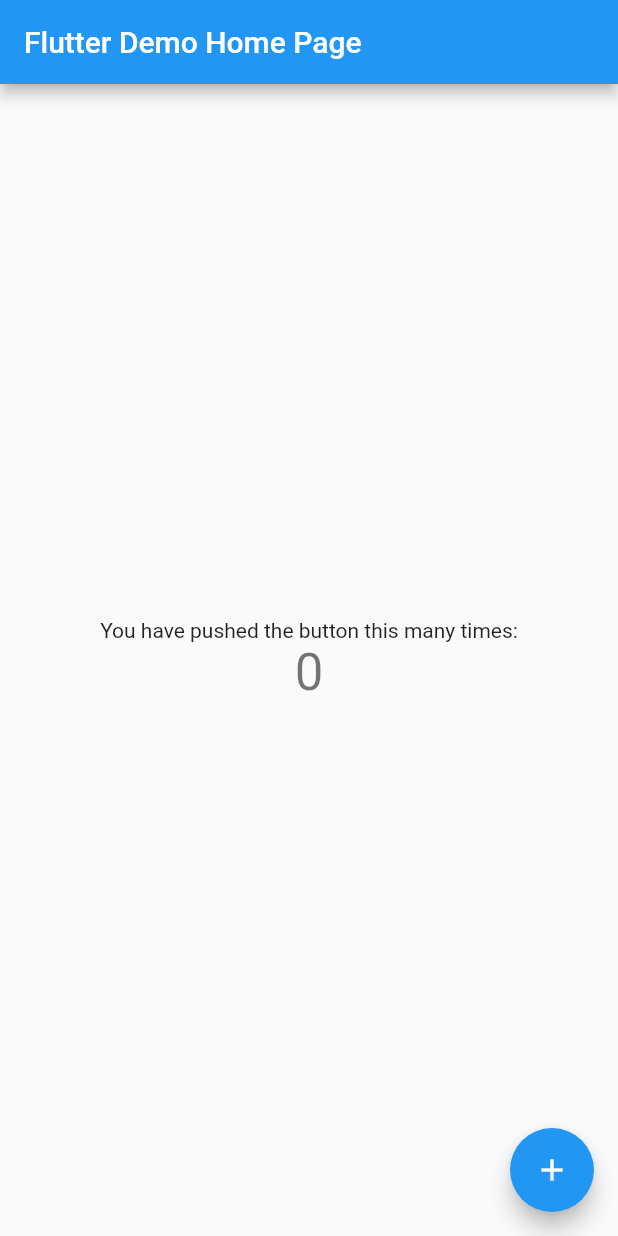
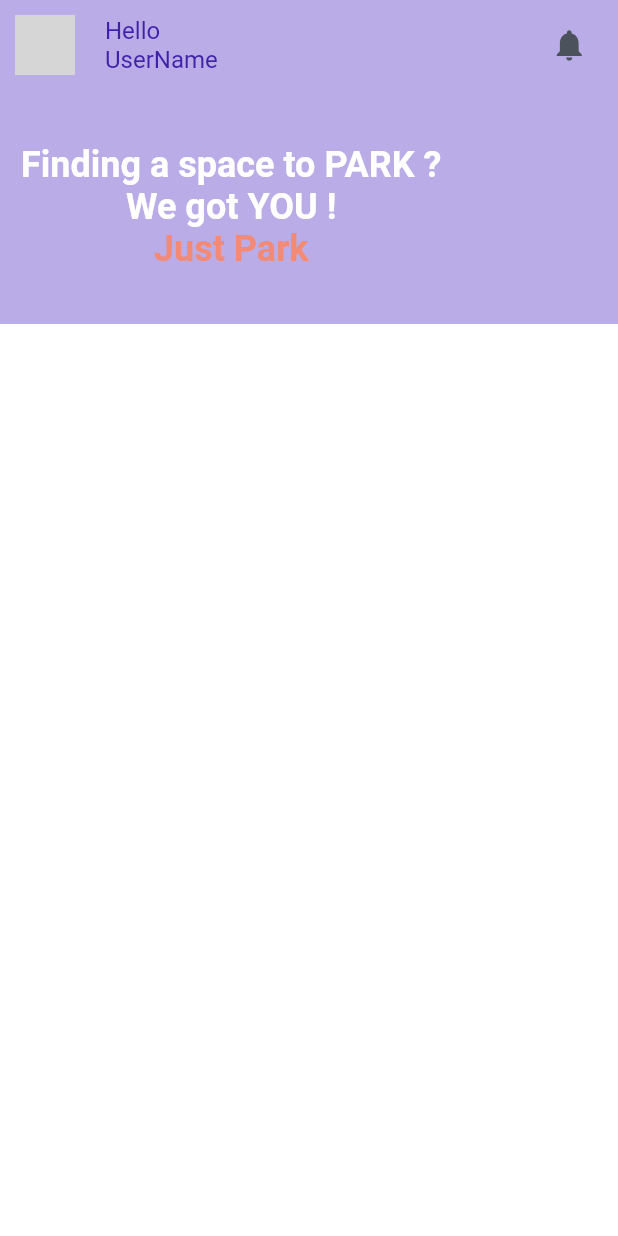
Before and after one commit to manishtalele/JustPark, a Flutter app: the screen it shows after launch, on a phone screen of 412 x 824 dp. Run offline on Flutter 3.47's test engine with Material 2 defaults, Android fonts, the phone set to English and light mode, and no system bars; our stand-ins replace flutter_svg; network calls fail; grey boxes are pictures that could not be loaded.

Commit message:
SVG Package and Icons Added

```diff
--- /dev/null
+++ b/lib/Data/userdata.dart
@@ -0,0 +1,3 @@
+String userName = "UserName",
+    userProfile =
+        "https://media.istockphoto.com/photos/headshot-portrait-of-smiling-ethnic-businessman-in-office-picture-id1300512215?b=1&k=20&m=1300512215&s=170667a&w=0&h=LsZL_-vvAHB2A2sNLHu9Vpoib_3aLLkRamveVW3AGeQ=";
--- /dev/null
+++ b/lib/Screen/homescreen.dart
@@ -0,0 +1,116 @@
+import 'package:flutter/material.dart';
+import 'package:flutter_svg/flutter_svg.dart';
+import 'package:justpark/Data/userdata.dart';
+import 'package:justpark/Theme/deftheme.dart';
+
+class MyHomePage extends StatefulWidget {
+  const MyHomePage({Key? key}) : super(key: key);
+
+  @override
+  State<MyHomePage> createState() => _MyHomePageState();
+}
+
+class _MyHomePageState extends State<MyHomePage> {
+  @override
+  Widget build(BuildContext context) {
+    double width = MediaQuery.of(context).size.width;
+    double height = MediaQuery.of(context).size.height;
+    return Scaffold(
+      backgroundColor: secondaryColor,
+      body: SafeArea(
+        child: SingleChildScrollView(
+          child: Column(
+            mainAxisAlignment: MainAxisAlignment.start,
+            crossAxisAlignment: CrossAxisAlignment.start,
+            children: <Widget>[
+              Padding(
+                padding:
+                    const EdgeInsets.symmetric(horizontal: 10, vertical: 10),
+                child: Row(
+                  children: [
+                    ClipRRect(
+                        borderRadius: BorderRadius.circular(40),
+                        child: Image.network(
+                          userProfile,
+                          fit: BoxFit.fill,
+                          width: 40,
+                          height: 40,
+                        )),
+                    const SizedBox(
+                      width: 20,
+                    ),
+                    Column(
+                        crossAxisAlignment: CrossAxisAlignment.start,
+                        children: [
+                          Text(
+                            "Hello",
+                            style: TextStyle(
+                                color: primary2Color,
+                                fontSize: 16,
+                                fontWeight: FontWeight.w400),
+                          ),
+                          Text(
+                            userName,
+                            style: TextStyle(
+                                color: primary2Color,
+                                fontSize: 16,
+                                fontWeight: FontWeight.w400),
+                          ),
+                        ]),
+                    const Spacer(),
+                    SvgPicture.asset("assets/icon/notification.svg",
+                        width: 25, height: 25),
+                    const SizedBox(
+                      width: 10,
+                    ),
+                  ],
+                ),
+              ),
+              Padding(
+                padding: const EdgeInsets.symmetric(vertical: 36, horizontal: 14),
+                child: Column(
+                  children: const[
+                     Text(
+                      "Finding a space to PARK ?",
+                      style: TextStyle(
+                        fontSize: 24,
+                        fontWeight: FontWeight.w700,
+                        color: Colors.white
+                      ),
+                    ),
+
+                 Text(
+                  "We got YOU !",
+                  style: TextStyle(
+                    fontSize: 24,
+                    fontWeight: FontWeight.w700,
+                    color: Colors.white
+                  ),
+                ),
+                 Text(
+                  "Just Park",
+                  style: TextStyle(
+                      fontSize: 24,
+                      fontWeight: FontWeight.w700,
+                      color: Color.fromARGB(254, 243, 138, 117)),
+                ),
+                ],
+                ),
+              ),
+              // SizedBox(height: width - 200),
+              Container(
+                  color: Colors.white,
+                  width: width,
+                  height: height,
+                  child: Column(
+                    children:  const [
+
+                    ],
+                  ))
+            ],
+          ),
+        ),
+      ),
+    );
+  }
+}
--- /dev/null
+++ b/lib/Theme/deftheme.dart
@@ -0,0 +1,7 @@
+import 'package:flutter/material.dart';
+
+Color primaryColor = const Color(0xFFF38B75);
+Color primary2Color = const Color(0xFF3F21AA);
+Color secondaryColor = const Color.fromARGB(255, 186, 173, 231);
+Color headerBg = Colors.white;
+Color backgroundColors = Colors.white;
--- a/lib/main.dart
+++ b/lib/main.dart
@@ -1,7 +1,15 @@
 import 'package:flutter/material.dart';
+import 'package:justpark/Screen/homescreen.dart';
+import 'package:justpark/Theme/deftheme.dart';
 
 void main() {
-  runApp(const MyApp());
+  runApp(MaterialApp(
+    theme: ThemeData(
+        backgroundColor: backgroundColors,
+        primaryColor: primaryColor,
+        secondaryHeaderColor: secondaryColor),
+    home: const MyApp(),
+  ));
 }
 
 class MyApp extends StatelessWidget {
@@ -10,57 +18,6 @@
   // This widget is the root of your application.
   @override
   Widget build(BuildContext context) {
-    return MaterialApp(
-      theme: ThemeData(
-        primarySwatch: Colors.blue,
-      ),
-      home: const MyHomePage(title: 'Flutter Demo Home Page'),
-    );
+    return const MyHomePage();
   }
 }
-
-class MyHomePage extends StatefulWidget {
-  const MyHomePage({Key? key, required this.title}) : super(key: key);
-  final String title;
-
-  @override
-  State<MyHomePage> createState() => _MyHomePageState();
-}
-
-class _MyHomePageState extends State<MyHomePage> {
-  int _counter = 0;
-
-  void _incrementCounter() {
-    setState(() {
-      _counter++;
-    });
-  }
-
-  @override
-  Widget build(BuildContext context) {
-    return Scaffold(
-      appBar: AppBar(
-        title: Text(widget.title),
-      ),
-      body: Center(
-        child: Column(
-          mainAxisAlignment: MainAxisAlignment.center,
-          children: <Widget>[
-            const Text(
-              'You have pushed the button this many times:',
-            ),
-            Text(
-              '$_counter',
-              style: Theme.of(context).textTheme.headline4,
-            ),
-          ],
-        ),
-      ),
-      floatingActionButton: FloatingActionButton(
-        onPressed: _incrementCounter,
-        tooltip: 'Increment',
-        child: const Icon(Icons.add),
-      ),
-    );
-  }
-}
--- a/pubspec.yaml
+++ b/pubspec.yaml
@@ -42,6 +42,8 @@
   # The following adds the Cupertino Icons font to your application.
   # Use with the CupertinoIcons class for iOS style icons.
   cupertino_icons: ^1.0.2
+  flutter_svg: ^1.1.4
+  flutter_svg_provider: ^1.0.3
 
 dev_dependencies:
   flutter_test:
@@ -68,6 +70,8 @@
   # To add assets to your application, add an assets section, like this:
   assets:
       - assets/
+      - assets/icon/
+      - assets/image/
   #   - images/a_dot_burr.jpeg
   #   - images/a_dot_ham.jpeg
 
```
Also changed, not shown: assets/icon/notification.svg (added), assets/image/Red Modern Business Car Negative Space Logo (1).png (added), assets/image/Red Modern Business Car Negative Space Logo.png (added), pubspec.lock.
